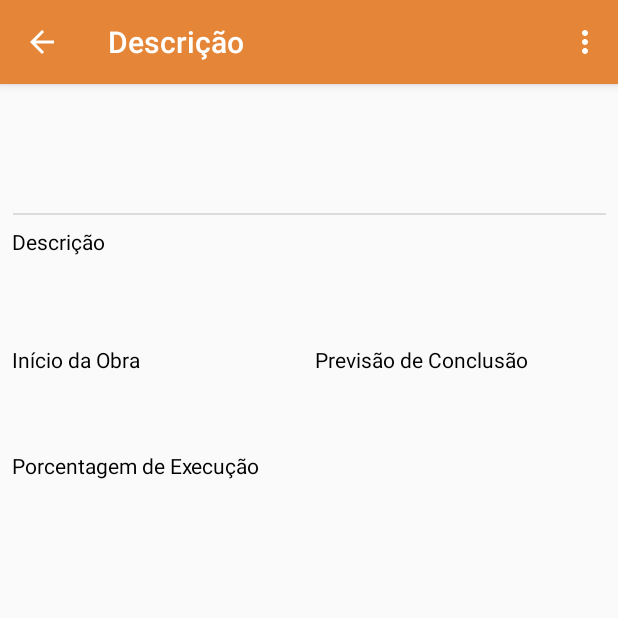
After one commit to Rhenanrk/dedo-duro, an Android app: the DescricaoObraActivity screen opened directly, with no data from a screen before it, on a phone screen of 412 x 824 dp, the top half of it. The commit adds this screen. Run offline under Robolectric (Android 15) with nearby library versions, the phone set to English and light mode, and no system bars; our stand-ins replace Firebase (no records; nobody signed in at launch, a user with empty details on screens opened directly); 6 statements that could not run were skipped.

Commit message:
Detalhamento de obra

```diff
--- a/Codigo/app/src/main/AndroidManifest.xml
+++ b/Codigo/app/src/main/AndroidManifest.xml
@@ -22,6 +22,7 @@
         <activity android:name=".auth.RegisterActivity" />
         <activity android:name=".model.HomeActivity" />
         <activity android:name=".model.NewRegisterActivity" />
+        <activity android:name=".model.DescricaoObraActivity"></activity>
     </application>
 
 </manifest>
--- a/Codigo/app/src/main/java/br/ufg/com/dedoduro/auth/RegisterActivity.java
+++ b/Codigo/app/src/main/java/br/ufg/com/dedoduro/auth/RegisterActivity.java
@@ -35,10 +35,12 @@ public class RegisterActivity extends AppCompatActivity {
     protected void onCreate(Bundle saveInstanveState) {
         super.onCreate(saveInstanveState);
         setContentView(R.layout.activity_register_user);
+
+        //habilita toolbar
         Toolbar myToolbar = (Toolbar) findViewById(R.id.register_toolbar);
         setSupportActionBar(myToolbar);
 
-
+        //habilita botão de voltar na toolbar
         if (getSupportActionBar() != null) {
             getSupportActionBar().setDisplayHomeAsUpEnabled(true);
             getSupportActionBar().setDisplayShowHomeEnabled(true);
--- /dev/null
+++ b/Codigo/app/src/main/java/br/ufg/com/dedoduro/model/DescricaoObraActivity.java
@@ -0,0 +1,117 @@
+package br.ufg.com.dedoduro.model;
+
+import android.content.Intent;
+import android.support.annotation.NonNull;
+import android.support.v7.app.AppCompatActivity;
+import android.os.Bundle;
+import android.support.v7.widget.Toolbar;
+import android.view.Menu;
+import android.view.MenuItem;
+import android.widget.TextView;
+
+import com.google.firebase.database.DataSnapshot;
+import com.google.firebase.database.DatabaseError;
+import com.google.firebase.database.DatabaseReference;
+import com.google.firebase.database.FirebaseDatabase;
+import com.google.firebase.database.ValueEventListener;
+
+import br.ufg.com.dedoduro.R;
+
+public class DescricaoObraActivity extends AppCompatActivity {
+
+    DatabaseReference mDatabase;
+    private String chave;
+
+    @Override
+    protected void onCreate(Bundle savedInstanceState) {
+        super.onCreate(savedInstanceState);
+        setContentView(R.layout.activity_descricao_obra);
+
+        //habilita toolbar
+        Toolbar myToolbar = (Toolbar) findViewById(R.id.home_toolbar);
+        setSupportActionBar(myToolbar);
+
+        //habilita botão de voltar na toolbar
+        if (getSupportActionBar() != null) {
+            getSupportActionBar().setDisplayHomeAsUpEnabled(true);
+            getSupportActionBar().setDisplayShowHomeEnabled(true);
+        }
+
+        //recupera chave da obra clicada na tela anterior
+        Intent intentDescricao = getIntent();
+        chave = intentDescricao.getStringExtra("chave");
+
+        //inicializa campos
+        final TextView textViewNome = (TextView) findViewById(R.id.textViewDescricaoNome_Obra);
+        final TextView textViewLocal = (TextView) findViewById(R.id.textViewDescricaoLocal_obra);
+        final TextView textViewDescricao = (TextView) findViewById(R.id.textViewDescricaoDescricao_obra);
+        final TextView textViewInicio = (TextView) findViewById(R.id.textViewDescricaoData_inicio);
+        final TextView textViewFim = (TextView) findViewById(R.id.textViewDescricaoData_fim);
+        final TextView textViewPorcentagem = (TextView) findViewById(R.id.textViewDescricaoPorcentagem);
+
+
+
+        //preenche
+
+        mDatabase = FirebaseDatabase.getInstance().getReference().child("obrasFull").child(chave);
+
+        mDatabase.addValueEventListener(new ValueEventListener() {
+            @Override
+            public void onDataChange(@NonNull DataSnapshot dataSnapshot) {
+                ObraFullDTO obraFullDTO = dataSnapshot.getValue(ObraFullDTO.class);
+
+                String nome = obraFullDTO.getNome();
+                String local = obraFullDTO.getLocal();
+                String descricao = obraFullDTO.getDescricao();
+                String inicio = obraFullDTO.getInicioObra();
+                String fim = obraFullDTO.getPrevisaoDeConclusao();
+                String porcentagem = obraFullDTO.getPorcentagemDeConclusao();
+
+                textViewNome.setText(nome);
+                textViewLocal.setText(local);
+                textViewDescricao.setText(descricao);
+                textViewInicio.setText(inicio);
+                textViewFim.setText(fim);
+                textViewPorcentagem.setText(porcentagem);
+
+
+            }
+
+            @Override
+            public void onCancelled(@NonNull DatabaseError databaseError) {
+
+            }
+        });
+    }
+
+
+    @Override
+    protected void onStart() {
+        super.onStart();
+    }
+
+    @Override
+    public boolean onCreateOptionsMenu(Menu menu) {
+        getMenuInflater().inflate(R.menu.descricao_menu, menu);
+        return true;
+    }
+
+    @Override
+    public boolean onOptionsItemSelected(MenuItem item) {
+        switch (item.getItemId()) {
+            case R.id.Editar:
+                //Editar obra
+                return true;
+            case R.id.Deletar:
+                //Deletar obra
+                return true;
+            case android.R.id.home:
+                finish();
+                return true;
+            default:
+                return super.onOptionsItemSelected(item);
+        }
+    }
+
+
+}
--- /dev/null
+++ b/Codigo/app/src/main/res/layout/activity_descricao_obra.xml
@@ -0,0 +1,153 @@
+<?xml version="1.0" encoding="utf-8"?>
+<android.support.constraint.ConstraintLayout xmlns:android="http://schemas.android.com/apk/res/android"
+    xmlns:app="http://schemas.android.com/apk/res-auto"
+    xmlns:tools="http://schemas.android.com/tools"
+    android:layout_width="match_parent"
+    android:layout_height="match_parent"
+    tools:context=".model.DescricaoObraActivity">
+
+    <!--toolBar-->
+    <android.support.v7.widget.Toolbar
+        android:id="@+id/home_toolbar"
+        app:title="@string/tituloTelaDescricao"
+        app:titleTextColor="@color/colorWhite"
+        android:layout_width="match_parent"
+        android:layout_height="?attr/actionBarSize"
+        android:background="?attr/colorPrimary"
+        android:elevation="4dp"
+        app:theme="@style/ToolbarStyle"
+        app:popupTheme="@style/ThemeOverlay.AppCompat.Light"/>
+
+    <TextView
+        android:id="@+id/textViewDescricaoNome_Obra"
+        android:layout_width="0dp"
+        android:layout_height="wrap_content"
+        android:layout_marginEnd="8dp"
+        android:layout_marginStart="8dp"
+        android:layout_marginTop="8dp"
+        android:textSize="25sp"
+        android:textColor="@android:color/black"
+        app:layout_constraintEnd_toEndOf="parent"
+        app:layout_constraintStart_toStartOf="parent"
+        app:layout_constraintTop_toBottomOf="@+id/home_toolbar" />
+
+    <TextView
+        android:id="@+id/textViewDescricaoLocal_obra"
+        android:layout_width="0dp"
+        android:layout_height="wrap_content"
+        android:layout_marginEnd="8dp"
+        android:layout_marginStart="8dp"
+        android:textColor="@color/colorLightGrey"
+        android:layout_marginTop="8dp"
+        android:textSize="20sp"
+        app:layout_constraintEnd_toEndOf="parent"
+        app:layout_constraintStart_toStartOf="parent"
+        app:layout_constraintTop_toBottomOf="@+id/textViewDescricaoNome_Obra" />
+
+    <View
+        android:id="@+id/divider"
+        android:layout_width="395dp"
+        android:layout_height="1dp"
+        android:layout_marginEnd="8dp"
+        android:layout_marginStart="8dp"
+        android:layout_marginTop="8dp"
+        android:background="?android:attr/listDivider"
+        app:layout_constraintEnd_toEndOf="parent"
+        app:layout_constraintStart_toStartOf="parent"
+        app:layout_constraintTop_toBottomOf="@+id/textViewDescricaoLocal_obra" />
+
+    <TextView
+        android:id="@+id/textViewDescricaoTituloDescricao_obra"
+        android:layout_width="0dp"
+        android:layout_height="wrap_content"
+        android:layout_marginEnd="8dp"
+        android:layout_marginStart="8dp"
+        android:layout_marginTop="8dp"
+        android:text="Descrição"
+        android:textColor="@android:color/black"
+        app:layout_constraintEnd_toEndOf="parent"
+        app:layout_constraintStart_toStartOf="parent"
+        app:layout_constraintTop_toBottomOf="@+id/divider" />
+
+    <TextView
+        android:id="@+id/textViewDescricaoDescricao_obra"
+        android:layout_width="0dp"
+        android:layout_height="wrap_content"
+        android:layout_marginEnd="8dp"
+        android:textColor="@color/colorLightGrey"
+        android:layout_marginStart="8dp"
+        android:layout_marginTop="8dp"
+        app:layout_constraintEnd_toEndOf="parent"
+        app:layout_constraintStart_toStartOf="parent"
+        app:layout_constraintTop_toBottomOf="@+id/textViewDescricaoTituloDescricao_obra" />
+
+    <TextView
+        android:id="@+id/textViewDescricaoTituloData_inicio"
+        android:layout_width="150dp"
+        android:layout_height="0dp"
+        android:layout_marginStart="8dp"
+        android:layout_marginTop="32dp"
+        android:textColor="@android:color/black"
+        android:text="Início da Obra"
+        app:layout_constraintStart_toStartOf="parent"
+        app:layout_constraintTop_toBottomOf="@+id/textViewDescricaoDescricao_obra" />
+
+    <TextView
+        android:id="@+id/textViewDescricaoData_inicio"
+        android:layout_width="150dp"
+        android:textColor="@color/colorLightGrey"
+        android:layout_height="wrap_content"
+        android:layout_marginStart="8dp"
+        app:layout_constraintStart_toStartOf="parent"
+        app:layout_constraintTop_toBottomOf="@+id/textViewDescricaoTituloData_inicio" />
+
+    <TextView
+        android:id="@+id/textViewDescricaoTituloData_fim"
+        android:layout_width="150dp"
+        android:layout_height="wrap_content"
+        android:layout_marginEnd="8dp"
+        android:layout_marginStart="8dp"
+        android:textColor="@android:color/black"
+        android:layout_marginTop="32dp"
+        android:text="Previsão de Conclusão"
+        app:layout_constraintEnd_toEndOf="parent"
+        app:layout_constraintStart_toEndOf="@+id/textViewDescricaoTituloData_inicio"
+        app:layout_constraintTop_toBottomOf="@+id/textViewDescricaoDescricao_obra" />
+
+    <TextView
+        android:id="@+id/textViewDescricaoData_fim"
+        android:layout_width="150dp"
+        android:layout_height="wrap_content"
+        android:layout_marginEnd="8dp"
+        android:textColor="@color/colorLightGrey"
+        android:layout_marginStart="8dp"
+        app:layout_constraintEnd_toEndOf="parent"
+        app:layout_constraintStart_toEndOf="@+id/textViewDescricaoData_inicio"
+        app:layout_constraintTop_toBottomOf="@+id/textViewDescricaoTituloData_fim" />
+
+    <TextView
+        android:id="@+id/textViewDescricaoTituloPorcentagem"
+        android:layout_width="0dp"
+        android:layout_height="wrap_content"
+        android:layout_marginEnd="8dp"
+        android:layout_marginStart="8dp"
+        android:textColor="@android:color/black"
+        android:layout_marginTop="32dp"
+        android:text="Porcentagem de Execução"
+        app:layout_constraintEnd_toEndOf="parent"
+        app:layout_constraintStart_toStartOf="parent"
+        app:layout_constraintTop_toBottomOf="@+id/textViewDescricaoData_inicio" />
+
+    <TextView
+        android:id="@+id/textViewDescricaoPorcentagem"
+        android:layout_width="0dp"
+        android:layout_height="wrap_content"
+        android:layout_marginEnd="8dp"
+        android:textColor="@color/colorLightGrey"
+        android:layout_marginStart="8dp"
+        android:layout_marginTop="8dp"
+        app:layout_constraintEnd_toEndOf="parent"
+        app:layout_constraintStart_toStartOf="parent"
+        app:layout_constraintTop_toBottomOf="@+id/textViewDescricaoTituloPorcentagem" />
+
+</android.support.constraint.ConstraintLayout>
--- /dev/null
+++ b/Codigo/app/src/main/res/menu/descricao_menu.xml
@@ -0,0 +1,17 @@
+<?xml version="1.0" encoding="utf-8"?>
+<menu
+    xmlns:android="http://schemas.android.com/apk/res/android"
+    xmlns:app="http://schemas.android.com/apk/res-auto"
+    xmlns:tools="http://schemas.android.com/tools"
+    tools:context=".auth.DescricaoObraActivity">
+
+    <item
+        android:id="@+id/Editar"
+        android:title="Editar Obra"
+        app:showAsAction="never"/>
+
+    <item
+        android:id="@+id/Deletar"
+        android:title="Deletar Obra"
+        app:showAsAction="never"/>
+</menu>
--- a/Codigo/app/src/main/res/values/colors.xml
+++ b/Codigo/app/src/main/res/values/colors.xml
@@ -4,6 +4,6 @@
     <color name="colorPrimaryDark">#b4570a</color>
     <color name="colorAccent">#000000</color>
     <color name="colorWhite">#ffffff</color>
-    <color name="colorLightGrey">#969696</color>
+    <color name="colorLightGrey">#696969</color>
     <color name="colorTextInput">#673ab6</color>
 </resources>
--- a/Codigo/app/src/main/res/values/strings.xml
+++ b/Codigo/app/src/main/res/values/strings.xml
@@ -9,6 +9,7 @@
     <string name="textoRegistrarNovoUsuario">Registre-se</string>
     <string name="tituloTelaRegistro">Registro de Usuário</string>
     <string name="tituloTelaHome">Obras Paralizadas</string>
+    <string name="tituloTelaDescricao">Descrição</string>
     <string name="botaoNovaObra">Nova Obra</string>
     <string name="contentDescriptionNome_obra">Nome da obra</string>
     <string name="contentDescriptionLocalizacao_obra">Localização da obra</string>
@@ -18,7 +19,6 @@
     <string name="contentDescritionLogo">Logo do aplicativo: dedo apontando para cima</string>
     <string name="fotoObra">Adicione uma foto atual da obra</string>
     <string name="progressoObra">Defina o progresso aproximado da obra</string>
-    <string name="descricaoObra">Descrição</string>
     <string name="selecioneData">Selecione</string>
     <string name="finalObra">Conclusão da Obra</string>
     <string name="inicioObra">Inicio da Obra</string>
@@ -27,4 +27,6 @@
     <string name="botaoRegistrar">Registrar</string>
     <string name="hintPoncento">0%</string>
     <string name="progressDialogUpload">Carregando imagem...</string>
+    <string name="dialogLoadImage">% concluído</string>
+    <string name="contentDescriptionMiniatura">Miniatura da imagem da obra</string>
 </resources>
```
Also changed, not shown: Codigo/app/src/main/java/br/ufg/com/dedoduro/model/HomeActivity.java (+13 -0 lines), Codigo/app/src/main/java/br/ufg/com/dedoduro/model/NewRegisterActivity.java (+12 -13 lines), Codigo/app/src/main/java/br/ufg/com/dedoduro/model/ObraFullDTO.java (+71 -0 lines), Codigo/app/src/main/res/layout/activity_new_register.xml (+7 -5 lines), Codigo/app/src/main/res/layout/row_obra.xml (+4 -5 lines).
